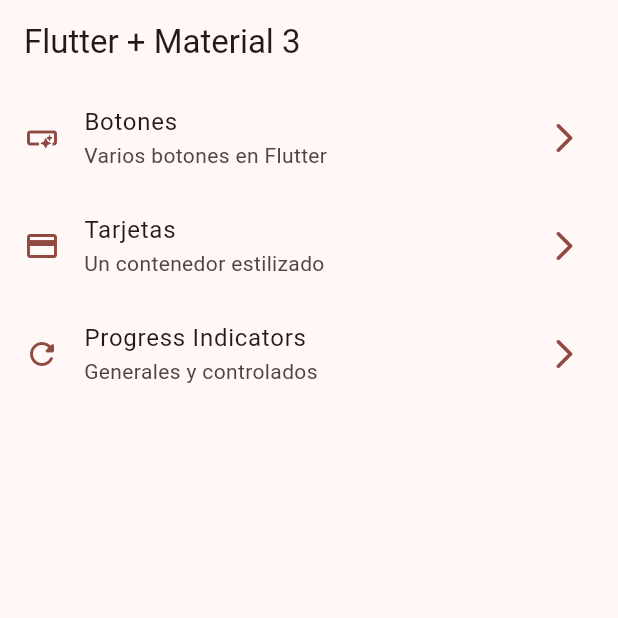
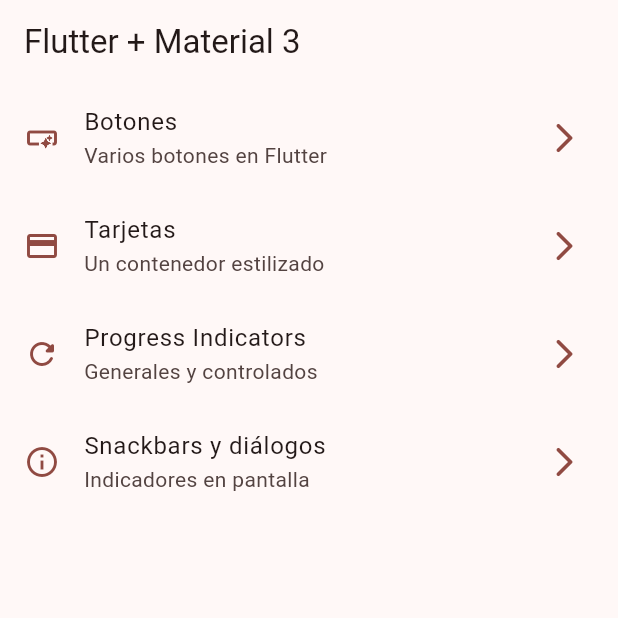
Before and after one commit to RichiiiRFC/widgets_app, a Flutter app: the screen it shows after launch, on a phone screen of 412 x 824 dp, the top half of it. Run offline on Flutter 3.47's test engine with Material 3 defaults, Android fonts, the phone set to English and light mode, and no system bars; our stand-ins replace go_router.

Commit message:
snackbars dialogs terminado

```diff
--- a/lib/config/menu/menu_items.dart
+++ b/lib/config/menu/menu_items.dart
@@ -38,4 +38,13 @@ const appMenuItems = <MenuItem>[
       link: '/progress',
       icon: Icons.refresh_rounded
   ),
+
+  MenuItem(
+      title: 'Snackbars y diálogos',
+      subTitle: 'Indicadores en pantalla',
+      link: '/snackbars',
+      icon: Icons.info_outline
+  ),
+
+
 ];
--- a/lib/config/router/app_router.dart
+++ b/lib/config/router/app_router.dart
@@ -31,5 +31,11 @@ final appRouter = GoRouter(
       name: ProgressScreen.name,
       builder: (context, state) => ProgressScreen(),
     ),
+
+    GoRoute(
+      path: '/snackbars',
+      name: SnackbarScreen.name,
+      builder: (context, state) => SnackbarScreen(),
+    ),
   ],
 );
--- a/lib/main.dart
+++ b/lib/main.dart
@@ -12,6 +12,7 @@ class MainApp extends StatelessWidget {
   @override
   Widget build(BuildContext context) {
     return MaterialApp.router(
+      title: "Flutter Widgets",
       routerConfig: appRouter,
       debugShowCheckedModeBanner: false,
       theme: AppTheme(selectedColor: 3).getTheme(),
```
Also changed, not shown: lib/presentation/screens/snackbar/snackbar_screen.dart (+66 -1 lines).
